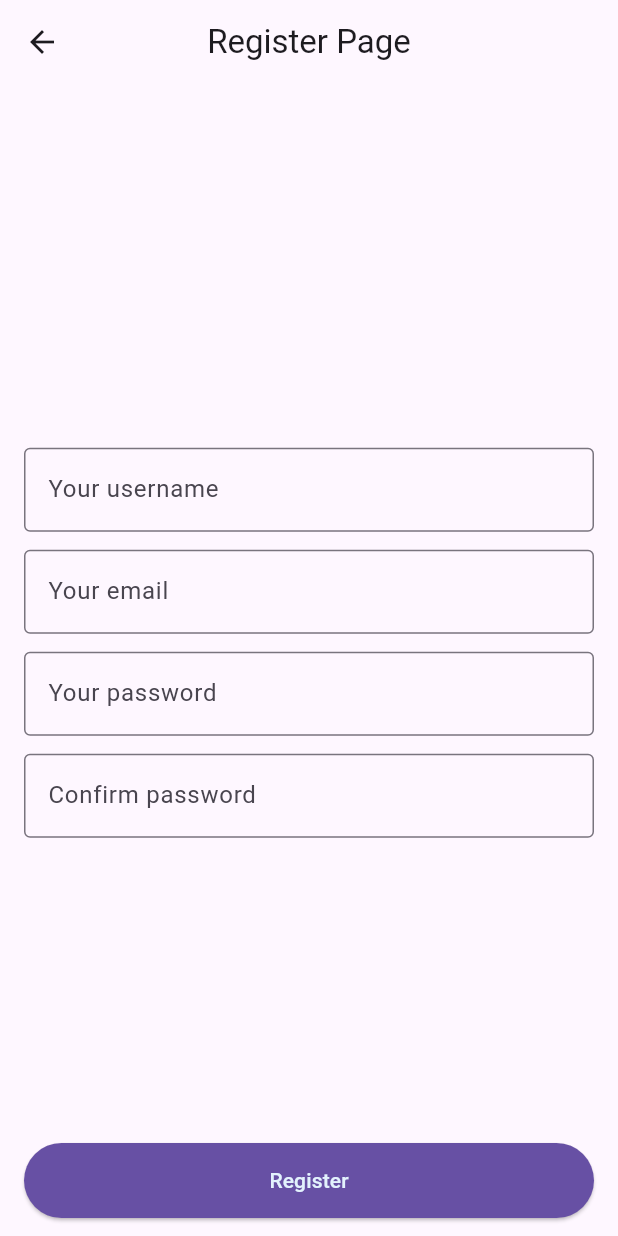
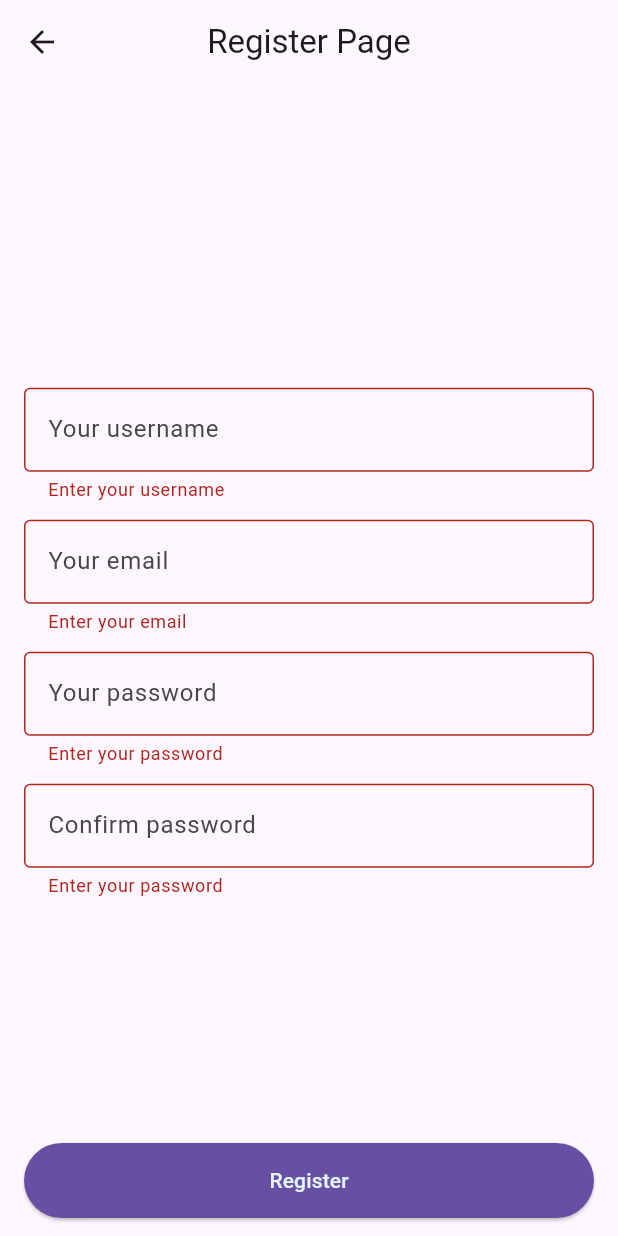
Before and after one commit to abdymazhittoretay/real_time_chat_app, a Flutter app: the RegisterPage screen opened directly, after a tap on "Register", on a phone screen of 412 x 824 dp. Run offline on Flutter 3.47's test engine with Material 3 defaults, Android fonts, the phone set to English and light mode, and no system bars; our stand-ins replace firebase_auth, firebase_core; accounts and stored records are empty; generated files the repository leaves out were written again.

Commit message:
added form, formkey, text and email validators

```diff
--- a/lib/pages/register_page.dart
+++ b/lib/pages/register_page.dart
@@ -8,6 +8,7 @@ class RegisterPage extends StatefulWidget {
 }
 
 class _RegisterPageState extends State<RegisterPage> {
+  final GlobalKey<FormState> _formKey = GlobalKey<FormState>();
   final TextEditingController _usernameController = TextEditingController();
   final TextEditingController _emailController = TextEditingController();
   final TextEditingController _passwordController = TextEditingController();
@@ -26,6 +27,8 @@ class _RegisterPageState extends State<RegisterPage> {
               horizontal: 16.0,
               vertical: 12.0,
             ),
+            child: Form(
+              key: _formKey,
               child: Column(
                 mainAxisAlignment: MainAxisAlignment.center,
                 crossAxisAlignment: CrossAxisAlignment.center,
@@ -33,38 +36,48 @@ class _RegisterPageState extends State<RegisterPage> {
                   Spacer(),
                   Text(errorMessage, style: TextStyle(color: Colors.red)),
                   SizedBox(height: 6.0),
-                TextField(
+                  TextFormField(
                     controller: _usernameController,
                     decoration: InputDecoration(
                       hintText: "Your username",
                       border: OutlineInputBorder(),
                     ),
+                    validator: (value) => (value == null || value.isEmpty)
+                        ? "Enter your username"
+                        : null,
                   ),
                   SizedBox(height: 12.0),
-                TextField(
+                  TextFormField(
                     controller: _emailController,
                     decoration: InputDecoration(
                       hintText: "Your email",
                       border: OutlineInputBorder(),
                     ),
+                    validator: (value) => validateEmail(value),
                   ),
                   SizedBox(height: 12.0),
-                TextField(
+                  TextFormField(
                     controller: _passwordController,
                     obscureText: true,
                     decoration: InputDecoration(
                       hintText: "Your password",
                       border: OutlineInputBorder(),
                     ),
+                    validator: (value) => (value == null || value.isEmpty)
+                        ? "Enter your password"
+                        : null,
                   ),
                   SizedBox(height: 12.0),
-                TextField(
+                  TextFormField(
                     controller: _confirmPasswordController,
                     obscureText: true,
                     decoration: InputDecoration(
                       hintText: "Confirm password",
                       border: OutlineInputBorder(),
                     ),
+                    validator: (value) => (value == null || value.isEmpty)
+                        ? "Enter your password"
+                        : null,
                   ),
                   Spacer(),
                   ElevatedButton(
@@ -73,7 +86,14 @@ class _RegisterPageState extends State<RegisterPage> {
                       backgroundColor: Theme.of(context).primaryColor,
                       foregroundColor: Theme.of(context).secondaryHeaderColor,
                     ),
-                  onPressed: () {},
+                    onPressed: () {
+                      if (_formKey.currentState!.validate()) {
+                        _emailController.clear();
+                        _passwordController.clear();
+                        _confirmPasswordController.clear();
+                        _usernameController.clear();
+                      }
+                    },
                     child: Text("Register"),
                   ),
                 ],
@@ -81,7 +101,25 @@ class _RegisterPageState extends State<RegisterPage> {
             ),
           ),
         ),
+      ),
     );
+  }
+
+  String? validateEmail(String? value) {
+    if (value == null || value.isEmpty) {
+      return "Enter your email";
+    }
+    const pattern =
+        r"(?:[a-z0-9!#$%&'*+/=?^_`{|}~-]+(?:\.[a-z0-9!#$%&'"
+        r'*+/=?^_`{|}~-]+)*|"(?:[\x01-\x08\x0b\x0c\x0e-\x1f\x21\x23-\x5b\x5d-'
+        r'\x7f]|\\[\x01-\x09\x0b\x0c\x0e-\x7f])*")@(?:(?:[a-z0-9](?:[a-z0-9-]*'
+        r'[a-z0-9])?\.)+[a-z0-9](?:[a-z0-9-]*[a-z0-9])?|\[(?:(?:(2(5[0-5]|[0-4]'
+        r'[0-9])|1[0-9][0-9]|[1-9]?[0-9]))\.){3}(?:(2(5[0-5]|[0-4][0-9])|1[0-9]'
+        r'[0-9]|[1-9]?[0-9])|[a-z0-9-]*[a-z0-9]:(?:[\x01-\x08\x0b\x0c\x0e-\x1f\'
+        r'x21-\x5a\x53-\x7f]|\\[\x01-\x09\x0b\x0c\x0e-\x7f])+)\])';
+    final regex = RegExp(pattern);
+
+    return regex.hasMatch(value) ? null : "Enter a valid email address";
   }
 
   @override
```
Lines whose indentation alone changed are shown as unchanged.
